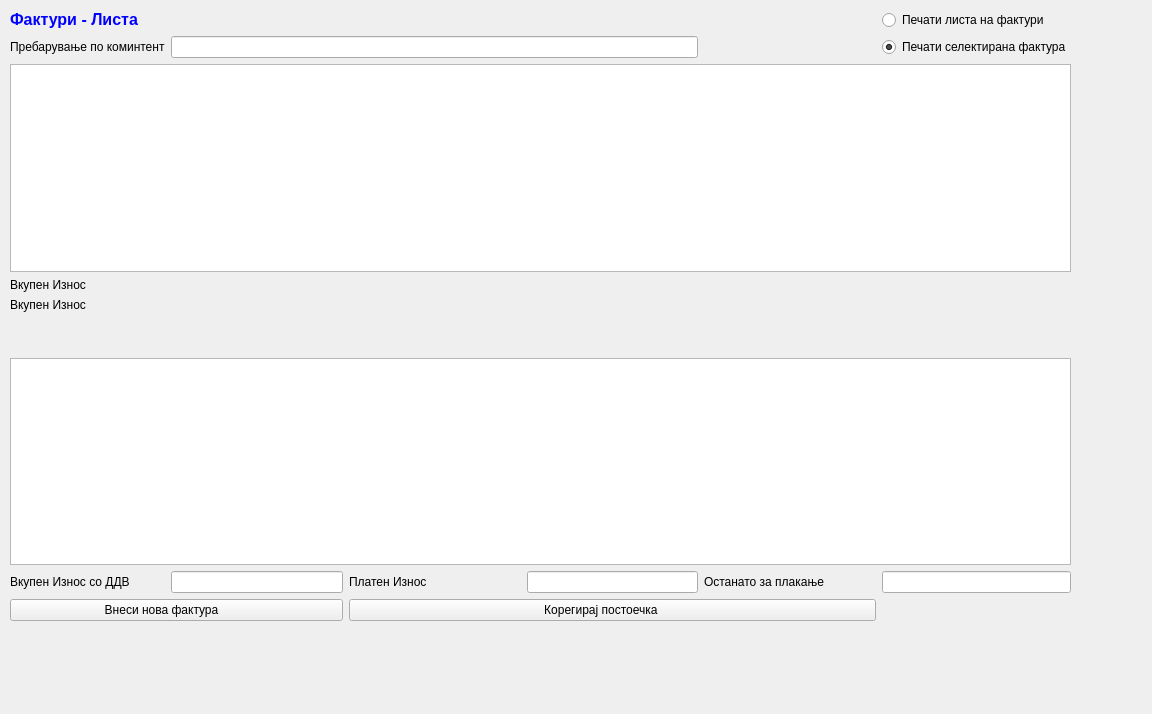
The window that sterna/InternaPriemnica/int_priemnicalista.ui (srgank/sterna_x) describes before a commit, drawn with Qt 5.
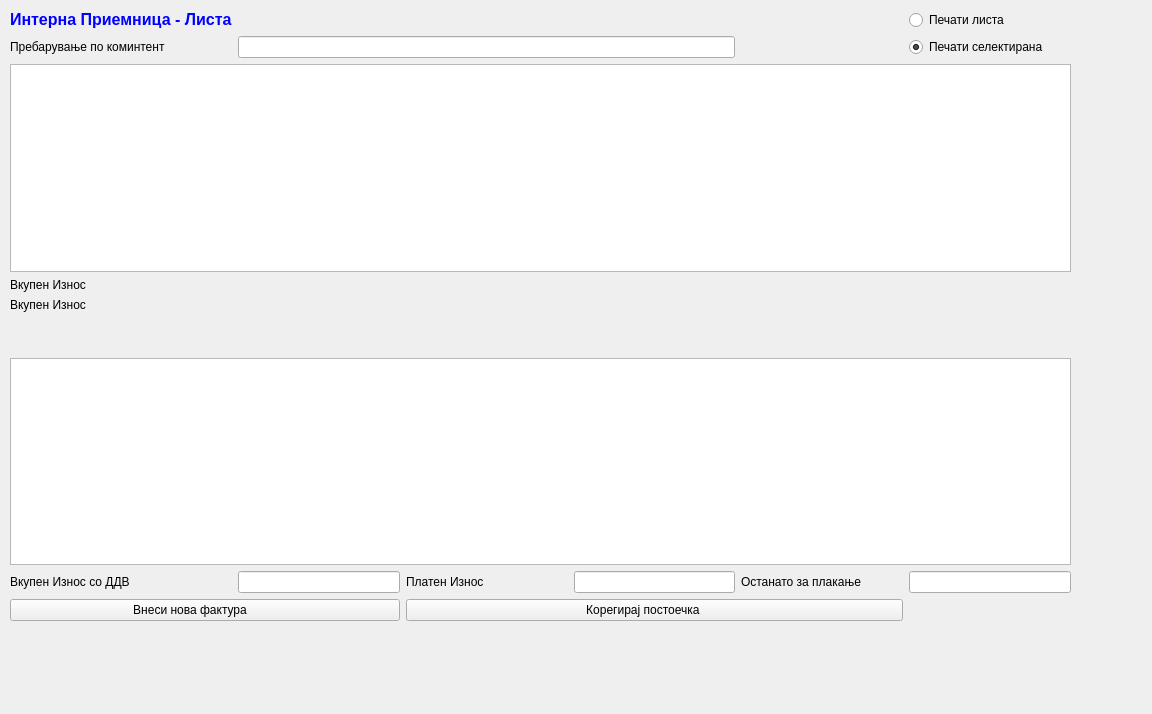
The same window after the commit. Icons and pictures are not drawn.

What changed in the file:
```diff
--- a/sterna/InternaPriemnica/int_priemnicalista.ui
+++ b/sterna/InternaPriemnica/int_priemnicalista.ui
@@ -29,8 +29,8 @@
        <string>&lt;!DOCTYPE HTML PUBLIC &quot;-//W3C//DTD HTML 4.0//EN&quot; &quot;http://www.w3.org/TR/REC-html40/strict.dtd&quot;&gt;
 &lt;html&gt;&lt;head&gt;&lt;meta name=&quot;qrichtext&quot; content=&quot;1&quot; /&gt;&lt;style type=&quot;text/css&quot;&gt;
 p, li { white-space: pre-wrap; }
-&lt;/style&gt;&lt;/head&gt;&lt;body style=&quot; font-family:'MS Shell Dlg 2'; font-size:10pt; font-weight:400; font-style:normal;&quot;&gt;
-&lt;p style=&quot; margin-top:0px; margin-bottom:0px; margin-left:0px; margin-right:0px; -qt-block-indent:0; text-indent:0px;&quot;&gt;&lt;span style=&quot; font-size:12pt; font-weight:600; color:#0000ff;&quot;&gt;Фактури - Листа&lt;/span&gt;&lt;/p&gt;&lt;/body&gt;&lt;/html&gt;</string>
+&lt;/style&gt;&lt;/head&gt;&lt;body style=&quot; font-family:'Sans Serif'; font-size:9pt; font-weight:400; font-style:normal;&quot;&gt;
+&lt;p style=&quot; margin-top:0px; margin-bottom:0px; margin-left:0px; margin-right:0px; -qt-block-indent:0; text-indent:0px;&quot;&gt;&lt;span style=&quot; font-family:'MS Shell Dlg 2'; font-size:12pt; font-weight:600; color:#0000ff;&quot;&gt;Интерна Приемница&lt;/span&gt;&lt;span style=&quot; font-family:'MS Shell Dlg 2'; font-size:12pt; font-weight:600; color:#0000ff;&quot;&gt; - Листа&lt;/span&gt;&lt;/p&gt;&lt;/body&gt;&lt;/html&gt;</string>
       </property>
      </widget>
     </item>
@@ -89,7 +89,7 @@
     <item row="0" column="5">
      <widget class="QRadioButton" name="radioButtonPecatiLista">
       <property name="text">
-       <string>Печати листа на фактури</string>
+       <string>Печати листа</string>
       </property>
      </widget>
     </item>
@@ -106,7 +106,7 @@
     <item row="1" column="5">
      <widget class="QRadioButton" name="radioButtonPecatiSelektirana">
       <property name="text">
-       <string>Печати селектирана фактура</string>
+       <string>Печати селектирана</string>
       </property>
       <property name="checked">
        <bool>true</bool>
```
